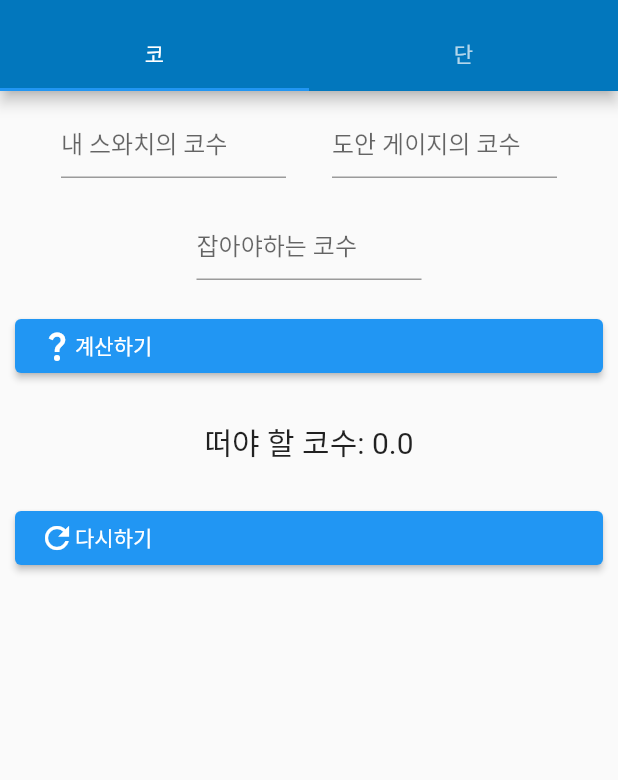
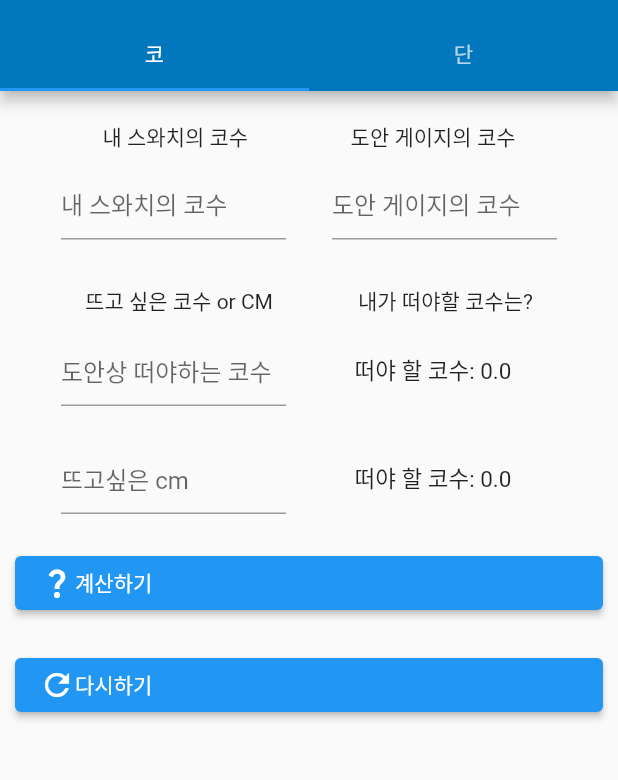
Before and after one commit to kokorii/my_gague, a Flutter app: the screen it shows after launch, after a tap on "계산하기", on a phone screen of 412 x 824 dp, the part 65-845 px from its top. Run offline on Flutter 3.47's test engine with Material 2 defaults, Android fonts, the phone set to English and light mode, and no system bars.

Commit message:
코수 cm 계산 기능 추가 코수/단수 안내문구 정리

```diff
--- a/lib/rowPage.dart
+++ b/lib/rowPage.dart
@@ -67,7 +67,10 @@ class _RowPage extends State<RowPage> {
             padding: EdgeInsets.only(top: 20),
             child: Row(
                 mainAxisAlignment: MainAxisAlignment.spaceEvenly,
-                children: <Widget>[Text("뜨고 싶은 단수"), Text("내가 떠야할 단수는?")])),
+                children: <Widget>[
+                  Text("뜨고 싶은 단수 or CM"),
+                  Text("내가 떠야할 단수는?")
+                ])),
         Padding(
           padding: EdgeInsets.all(10),
           child: Row(
@@ -170,9 +173,7 @@ class _RowPage extends State<RowPage> {
                   print("this is row cal");
                 }
 
-                if (calDict['myRow'] != 0 &&
-                    //calDict['packRow'] != 0 &&
-                    calDict['cmRow'] != 0) {
+                if (calDict['myRow'] != 0 && calDict['cmRow'] != 0) {
                   calDict['resCmRow'] =
                       double.parse(myRowController.value.text) /
                           10 *
--- a/lib/stPage.dart
+++ b/lib/stPage.dart
@@ -9,6 +9,7 @@ class _StPage extends State<StPage> {
   TextEditingController myStController = TextEditingController(); // 내 코수
 
   TextEditingController packStController = TextEditingController(); // 도안 코수
+  TextEditingController cmStController = TextEditingController(); // 떠야 할 cm
 
   TextEditingController castonStController =
       TextEditingController(); // cast on st
@@ -17,7 +18,9 @@ class _StPage extends State<StPage> {
     'mySt': 0,
     'packSt': 0,
     'castOnSt': 0,
+    'cmSt': 0,
     'resSt': 0,
+    'resCmSt': 0,
   };
 
   @override
@@ -30,6 +33,11 @@ class _StPage extends State<StPage> {
     return Column(
       mainAxisAlignment: MainAxisAlignment.start,
       children: [
+        Padding(
+            padding: EdgeInsets.only(top: 20),
+            child: Row(
+                mainAxisAlignment: MainAxisAlignment.spaceEvenly,
+                children: <Widget>[Text("내 스와치의 코수"), Text("도안 게이지의 코수")])),
         Padding(
           padding: EdgeInsets.all(10),
           child: Row(
@@ -57,6 +65,14 @@ class _StPage extends State<StPage> {
           ),
         ),
         Padding(
+            padding: EdgeInsets.only(top: 20),
+            child: Row(
+                mainAxisAlignment: MainAxisAlignment.spaceEvenly,
+                children: <Widget>[
+                  Text("뜨고 싶은 코수 or CM"),
+                  Text("내가 떠야할 코수는?")
+                ])),
+        Padding(
           padding: EdgeInsets.all(10),
           child: Row(
             mainAxisAlignment: MainAxisAlignment.spaceEvenly,
@@ -67,7 +83,45 @@ class _StPage extends State<StPage> {
                 child: TextField(
                   keyboardType: TextInputType.number,
                   controller: castonStController,
-                  decoration: InputDecoration(hintText: "잡아야하는 코수"),
+                  decoration: InputDecoration(hintText: "도안상 떠야하는 코수"),
+                ),
+              )),
+              Flexible(
+                  child: SizedBox(
+                width: 150,
+                child: Padding(
+                  padding: EdgeInsets.all(15.0),
+                  child: Text(
+                    '떠야 할 코수: ${calDict['resSt']}',
+                    style: TextStyle(fontSize: 15),
+                  ),
+                ),
+              )),
+            ],
+          ),
+        ),
+        Padding(
+          padding: EdgeInsets.all(10),
+          child: Row(
+            mainAxisAlignment: MainAxisAlignment.spaceEvenly,
+            children: <Widget>[
+              Flexible(
+                  child: SizedBox(
+                width: 150,
+                child: TextField(
+                    keyboardType: TextInputType.number,
+                    controller: cmStController,
+                    decoration: InputDecoration(hintText: "뜨고싶은 cm")),
+              )),
+              Flexible(
+                  child: SizedBox(
+                width: 150,
+                child: Padding(
+                  padding: EdgeInsets.all(15.0),
+                  child: Text(
+                    '떠야 할 코수: ${calDict['resCmSt']}',
+                    style: TextStyle(fontSize: 15),
+                  ),
                 ),
               )),
             ],
@@ -103,6 +157,10 @@ class _StPage extends State<StPage> {
                     ? double.parse(castonStController.value.text)
                     : 0;
 
+                calDict['cmSt'] = cmStController.value.text.isNotEmpty
+                    ? double.parse(cmStController.value.text)
+                    : 0;
+
                 print("after");
                 print(calDict);
                 //키보드 숨기기
@@ -117,15 +175,14 @@ class _StPage extends State<StPage> {
 
                   print("this is St cal");
                 }
+
+                if (calDict['mySt'] != 0 && calDict['cmSt'] != 0) {
+                  calDict['resCmSt'] = double.parse(myStController.value.text) /
+                      10 *
+                      double.parse(cmStController.value.text);
+                }
               });
             },
-          ),
-        ),
-        Padding(
-          padding: EdgeInsets.all(15.0),
-          child: Text(
-            '떠야 할 코수: ${calDict['resSt']}',
-            style: TextStyle(fontSize: 20),
           ),
         ),
         Padding(
@@ -136,12 +193,15 @@ class _StPage extends State<StPage> {
                 myStController.clear();
                 packStController.clear();
                 castonStController.clear();
+                cmStController.clear();
 
                 calDict = {
                   'mySt': 0,
                   'packSt': 0,
                   'castOnSt': 0,
+                  'cmSt': 0,
                   'resSt': 0,
+                  'resCmSt': 0,
                 };
               });
             },
```
